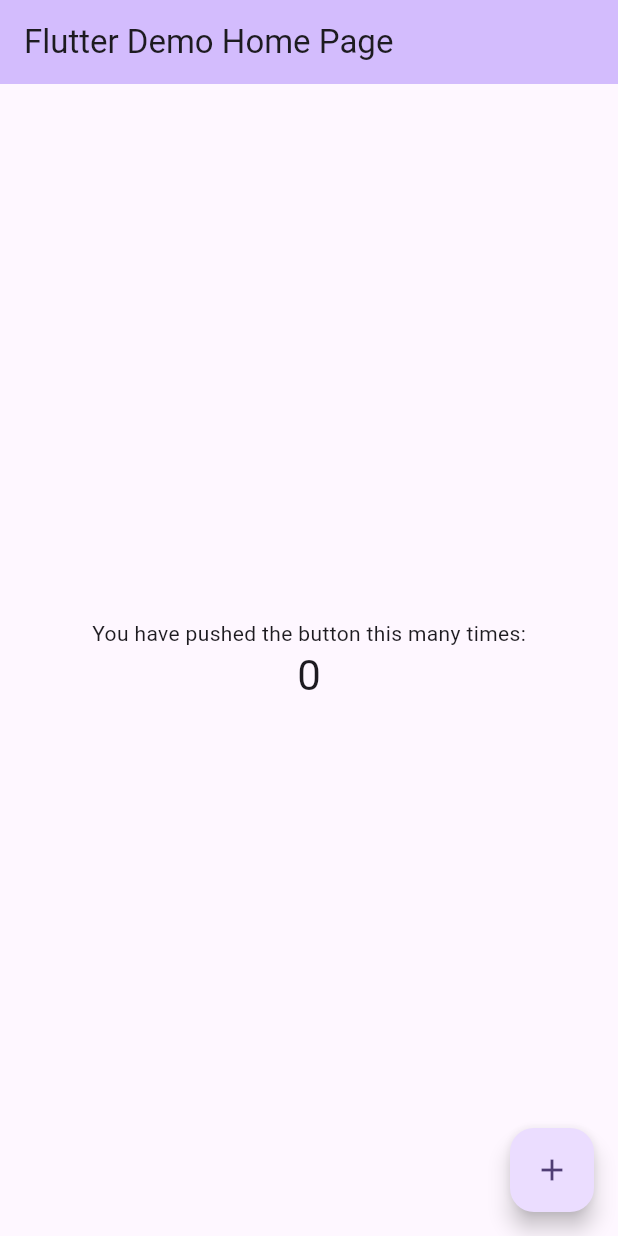
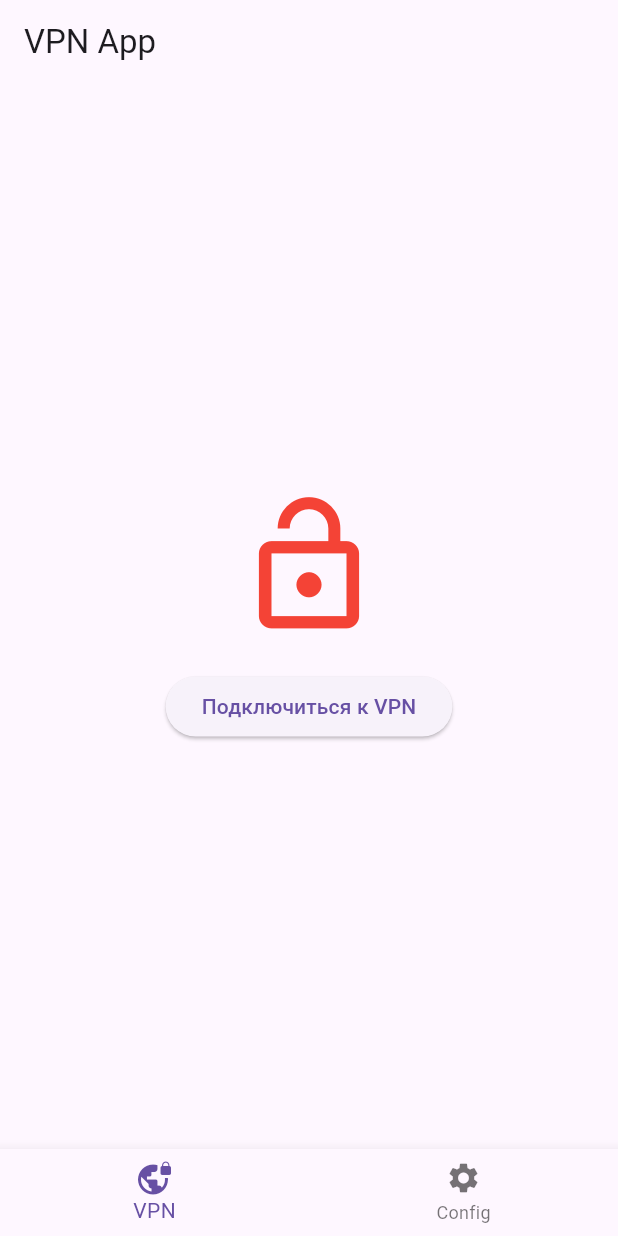
Before and after one commit to JLWorker/FreeZone, a Flutter app: the screen it shows after launch, on a phone screen of 412 x 824 dp. Run offline on Flutter 3.47's test engine with Material 3 defaults, Android fonts, the light colour scheme and no system bars.

Commit message:
feat: new widgets

```diff
--- a/lib/main.dart
+++ b/lib/main.dart
@@ -1,125 +1,19 @@
 import 'package:flutter/material.dart';
+import 'package:free_zone/mainscreen.dart';
 
 void main() {
-  runApp(const MyApp());
+  runApp(MyApp());
 }
 
 class MyApp extends StatelessWidget {
-  const MyApp({super.key});
-
-  // This widget is the root of your application.
   @override
   Widget build(BuildContext context) {
     return MaterialApp(
-      title: 'Flutter Demo',
+      title: 'VPN App',
       theme: ThemeData(
-        // This is the theme of your application.
-        //
-        // TRY THIS: Try running your application with "flutter run". You'll see
-        // the application has a purple toolbar. Then, without quitting the app,
-        // try changing the seedColor in the colorScheme below to Colors.green
-        // and then invoke "hot reload" (save your changes or press the "hot
-        // reload" button in a Flutter-supported IDE, or press "r" if you used
-        // the command line to start the app).
-        //
-        // Notice that the counter didn't reset back to zero; the application
-        // state is not lost during the reload. To reset the state, use hot
-        // restart instead.
-        //
-        // This works for code too, not just values: Most code changes can be
-        // tested with just a hot reload.
-        colorScheme: ColorScheme.fromSeed(seedColor: Colors.deepPurple),
-        useMaterial3: true,
+        primarySwatch: Colors.blue,
       ),
-      home: const MyHomePage(title: 'Flutter Demo Home Page'),
+      home: main_screen(),
     );
   }
 }
-
-class MyHomePage extends StatefulWidget {
-  const MyHomePage({super.key, required this.title});
-
-  // This widget is the home page of your application. It is stateful, meaning
-  // that it has a State object (defined below) that contains fields that affect
-  // how it looks.
-
-  // This class is the configuration for the state. It holds the values (in this
-  // case the title) provided by the parent (in this case the App widget) and
-  // used by the build method of the State. Fields in a Widget subclass are
-  // always marked "final".
-
-  final String title;
-
-  @override
-  State<MyHomePage> createState() => _MyHomePageState();
-}
-
-class _MyHomePageState extends State<MyHomePage> {
-  int _counter = 0;
-
-  void _incrementCounter() {
-    setState(() {
-      // This call to setState tells the Flutter framework that something has
-      // changed in this State, which causes it to rerun the build method below
-      // so that the display can reflect the updated values. If we changed
-      // _counter without calling setState(), then the build method would not be
-      // called again, and so nothing would appear to happen.
-      _counter++;
-    });
-  }
-
-  @override
-  Widget build(BuildContext context) {
-    // This method is rerun every time setState is called, for instance as done
-    // by the _incrementCounter method above.
-    //
-    // The Flutter framework has been optimized to make rerunning build methods
-    // fast, so that you can just rebuild anything that needs updating rather
-    // than having to individually change instances of widgets.
-    return Scaffold(
-      appBar: AppBar(
-        // TRY THIS: Try changing the color here to a specific color (to
-        // Colors.amber, perhaps?) and trigger a hot reload to see the AppBar
-        // change color while the other colors stay the same.
-        backgroundColor: Theme.of(context).colorScheme.inversePrimary,
-        // Here we take the value from the MyHomePage object that was created by
-        // the App.build method, and use it to set our appbar title.
-        title: Text(widget.title),
-      ),
-      body: Center(
-        // Center is a layout widget. It takes a single child and positions it
-        // in the middle of the parent.
-        child: Column(
-          // Column is also a layout widget. It takes a list of children and
-          // arranges them vertically. By default, it sizes itself to fit its
-          // children horizontally, and tries to be as tall as its parent.
-          //
-          // Column has various properties to control how it sizes itself and
-          // how it positions its children. Here we use mainAxisAlignment to
-          // center the children vertically; the main axis here is the vertical
-          // axis because Columns are vertical (the cross axis would be
-          // horizontal).
-          //
-          // TRY THIS: Invoke "debug painting" (choose the "Toggle Debug Paint"
-          // action in the IDE, or press "p" in the console), to see the
-          // wireframe for each widget.
-          mainAxisAlignment: MainAxisAlignment.center,
-          children: <Widget>[
-            const Text(
-              'You have pushed the button this many times:',
-            ),
-            Text(
-              '$_counter',
-              style: Theme.of(context).textTheme.headlineMedium,
-            ),
-          ],
-        ),
-      ),
-      floatingActionButton: FloatingActionButton(
-        onPressed: _incrementCounter,
-        tooltip: 'Increment',
-        child: const Icon(Icons.add),
-      ), // This trailing comma makes auto-formatting nicer for build methods.
-    );
-  }
-}
--- /dev/null
+++ b/lib/mainscreen.dart
@@ -0,0 +1,47 @@
+import 'package:flutter/material.dart';
+import 'package:free_zone/config_editor.dart' as config_editor;
+import 'package:free_zone/vpnscreen.dart' as vpnscreen;
+
+class main_screen extends StatefulWidget {
+  @override
+  _MainScreenState createState() => _MainScreenState();
+}
+
+class _MainScreenState extends State<main_screen> {
+  int _selectedIndex = 0;
+
+  void _onItemTapped(int index) {
+    setState(() {
+      _selectedIndex = index;
+    });
+  }
+
+  final List<Widget> _screens = [
+    vpnscreen.VpnScreen(),
+    config_editor.ConfigEditorScreen(),
+  ];
+
+  @override
+  Widget build(BuildContext context) {
+    return Scaffold(
+      appBar: AppBar(
+        title: Text('VPN App'),
+      ),
+      body: _screens[_selectedIndex],
+      bottomNavigationBar: BottomNavigationBar(
+        items: const <BottomNavigationBarItem>[
+          BottomNavigationBarItem(
+            icon: Icon(Icons.vpn_lock),
+            label: 'VPN',
+          ),
+          BottomNavigationBarItem(
+            icon: Icon(Icons.settings),
+            label: 'Config',
+          ),
+        ],
+        currentIndex: _selectedIndex,
+        onTap: _onItemTapped,
+      ),
+    );
+  }
+}
--- /dev/null
+++ b/lib/vpnscreen.dart
@@ -0,0 +1,37 @@
+import 'package:flutter/material.dart';
+
+class VpnScreen extends StatefulWidget {
+  @override
+  _VpnScreenState createState() => _VpnScreenState();
+}
+
+class _VpnScreenState extends State<VpnScreen> {
+  bool _isConnected = false;
+
+  void _toggleConnection() {
+    setState(() {
+      _isConnected = !_isConnected;
+    });
+  }
+
+  @override
+  Widget build(BuildContext context) {
+    return Center(
+      child: Column(
+        mainAxisAlignment: MainAxisAlignment.center,
+        children: [
+          Icon(
+            _isConnected ? Icons.vpn_lock : Icons.lock_open,
+            size: 100,
+            color: _isConnected ? Colors.green : Colors.red,
+          ),
+          const SizedBox(height: 20),
+          ElevatedButton(
+            onPressed: _toggleConnection,
+            child: Text(_isConnected ? 'Отключиться от VPN' : 'Подключиться к VPN'),
+          ),
+        ],
+      ),
+    );
+  }
+}
```
Also changed, not shown: lib/config_editor.dart (added, +40 -0 lines).
